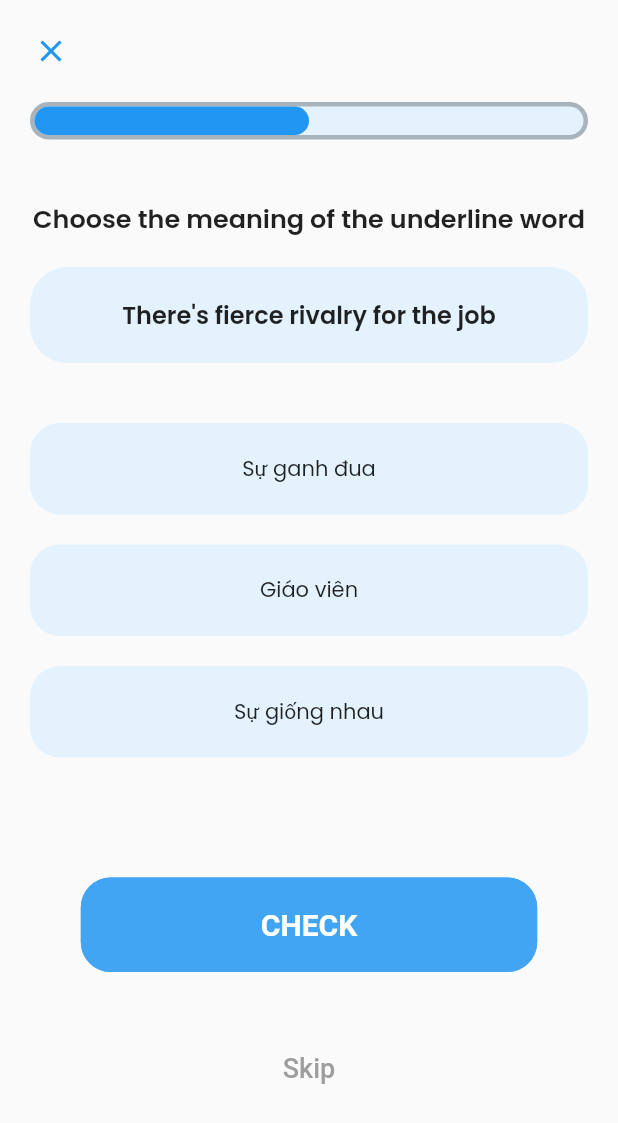
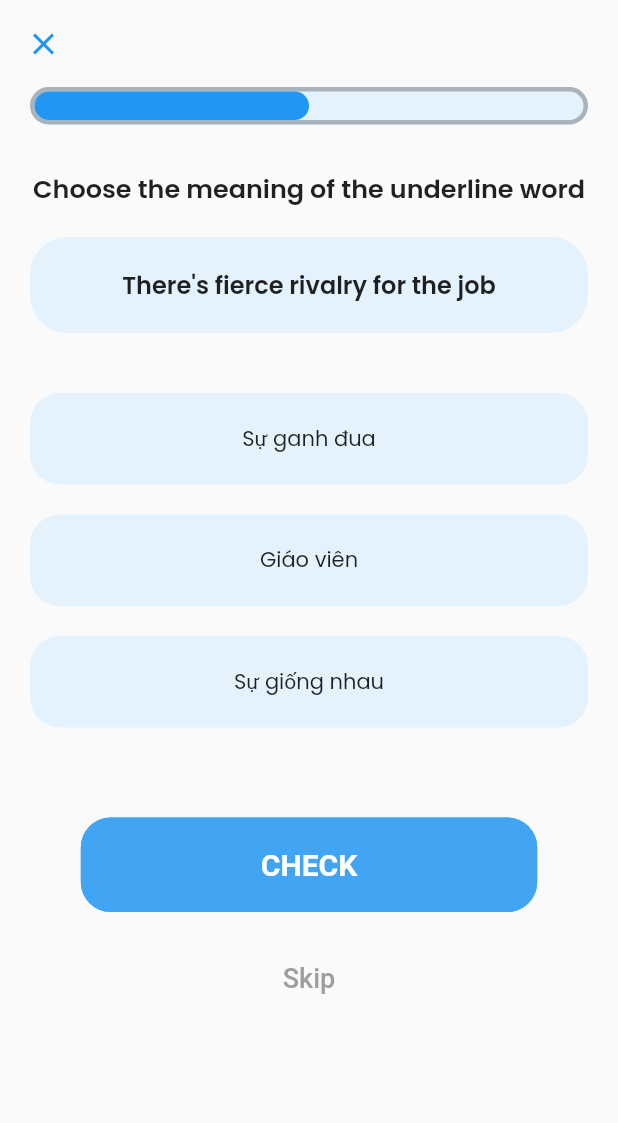
Before and after one commit to Quynhdz19/mobile, a Flutter app: the ReviewMultipleChoicesPage screen opened directly, on a phone screen of 412 x 824 dp. Shown: the top 1123 px of the screen. Run offline on Flutter 3.47's test engine with Material 2 defaults, Android fonts, the phone set to English and light mode, and no system bars; our stand-ins replace animated_splash_screen, animated_text_kit, badges, get, google_fonts, google_nav_bar and 2 more; project files that could hold a hidden picture were left out.

Commit message:
fix padding

```diff
--- a/lib/main.dart
+++ b/lib/main.dart
@@ -1,6 +1,8 @@
 import 'package:flutter/material.dart';
 import 'package:mobile_front_end/pages/home/homePage/home_page.dart';
 import 'package:mobile_front_end/pages/introduction/splash_page.dart';
+import 'package:mobile_front_end/pages/learn/listenAndWritePage/listen_and_write_page.dart';
+import 'package:mobile_front_end/pages/learn/reviewMultipleChoicesPage/review_multiple_choices_page.dart';
 import 'package:mobile_front_end/pages/main_page.dart';
 import 'package:mobile_front_end/pages/ranking/ranking_page.dart';
 import 'package:mobile_front_end/utils/themes/theme.dart';
@@ -17,7 +19,7 @@ class MyApp extends StatelessWidget {
       theme: AppTheme.lightTheme,
       darkTheme: AppTheme.darkTheme,
       themeMode: ThemeMode.system,
-      home: HomePage(),
+      home: MainPage(),
       // logic cũ SplashPage(),
     );
   }
--- a/lib/pages/learn/reviewMultipleChoicesPage/review_multiple_choices_page.dart
+++ b/lib/pages/learn/reviewMultipleChoicesPage/review_multiple_choices_page.dart
@@ -16,7 +16,7 @@ class ReviewMultipleChoicesPage extends StatelessWidget {
             mainAxisAlignment: MainAxisAlignment.start,
             children: [
               Padding(
-                padding: const EdgeInsets.all(10.0),
+                padding: const EdgeInsets.all(5.0),
                 child: IconButton(
                   onPressed: () {},
                   icon: Icon(Icons.close),
@@ -27,11 +27,11 @@ class ReviewMultipleChoicesPage extends StatelessWidget {
           ),
           ProcessBar(rate: 0.5),
           SizedBox(
-            height: defaultPadding,
+            height: 10,
           ),
           QuestionCard(reviewQuestion: reviewQuestions[0],),
           SizedBox(
-            height: 60,
+            height: 40,
           ),
           Center(
             child: ElevatedButton(
@@ -55,7 +55,7 @@ class ReviewMultipleChoicesPage extends StatelessWidget {
             ),
           ),
           SizedBox(
-            height: 40,
+            height: 20,
           ),
           Center(
             child: TextButton(
--- a/lib/widgets/process_bar.dart
+++ b/lib/widgets/process_bar.dart
@@ -10,7 +10,7 @@ class ProcessBar extends StatelessWidget {
   Widget build(BuildContext context) {
     return SafeArea(
       child: Padding(
-        padding: const EdgeInsets.symmetric(horizontal: 20),
+        padding: const EdgeInsets.fromLTRB(20, 0, 20, 0),
         child: Column(
           children: [
             Container(
```
Also changed, not shown: assets/images/logo.svg (added).
